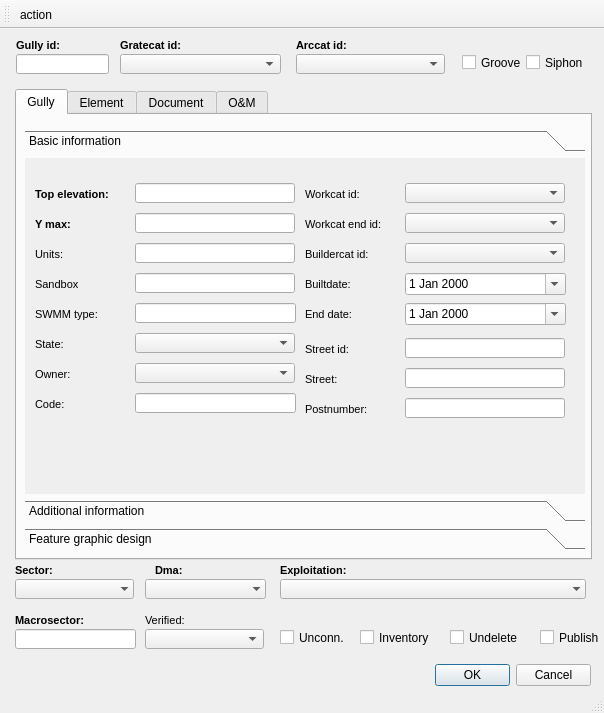
Above: ui/ud_man_gully.ui from Giswater/giswater_qgis_plugin before the change. Below: the same form after it.
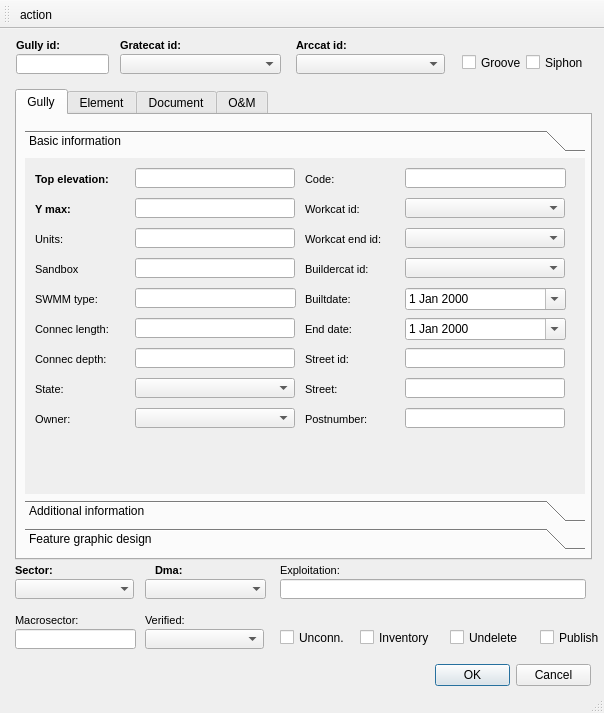
That is the form after the change. Icons and pictures are not drawn.

Commit message: Add new tabs on ws_node, change fields style

```diff
--- a/ui/ud_man_gully.ui
+++ b/ui/ud_man_gully.ui
@@ -151,9 +151,9 @@
     <property name="font">
      <font>
       <pointsize>8</pointsize>
-      <weight>75</weight>
+      <weight>50</weight>
       <italic>false</italic>
-      <bold>true</bold>
+      <bold>false</bold>
      </font>
     </property>
     <property name="frameShape">
@@ -230,25 +230,6 @@
      <string/>
     </property>
    </widget>
-   <widget class="QComboBox" name="expl_id">
-    <property name="geometry">
-     <rect>
-      <x>280</x>
-      <y>550</y>
-      <width>306</width>
-      <height>20</height>
-     </rect>
-    </property>
-    <property name="autoFillBackground">
-     <bool>true</bool>
-    </property>
-    <property name="maxVisibleItems">
-     <number>8</number>
-    </property>
-    <property name="frame">
-     <bool>false</bool>
-    </property>
-   </widget>
    <widget class="QCheckBox" name="undelete">
     <property name="geometry">
      <rect>
@@ -274,9 +255,9 @@
     <property name="font">
      <font>
       <pointsize>8</pointsize>
-      <weight>75</weight>
+      <weight>50</weight>
       <italic>false</italic>
-      <bold>true</bold>
+      <bold>false</bold>
      </font>
     </property>
     <property name="frameShape">
@@ -449,7 +430,7 @@
         <property name="geometry">
          <rect>
           <x>280</x>
-          <y>115</y>
+          <y>130</y>
           <width>90</width>
           <height>22</height>
          </rect>
@@ -482,7 +463,7 @@
         <property name="geometry">
          <rect>
           <x>110</x>
-          <y>175</y>
+          <y>220</y>
           <width>160</width>
           <height>20</height>
          </rect>
@@ -492,7 +473,7 @@
         <property name="geometry">
          <rect>
           <x>380</x>
-          <y>115</y>
+          <y>130</y>
           <width>161</width>
           <height>22</height>
          </rect>
@@ -505,7 +486,7 @@
         <property name="geometry">
          <rect>
           <x>380</x>
-          <y>55</y>
+          <y>70</y>
           <width>160</width>
           <height>20</height>
          </rect>
@@ -515,7 +496,7 @@
         <property name="geometry">
          <rect>
           <x>280</x>
-          <y>55</y>
+          <y>70</y>
           <width>90</width>
           <height>22</height>
          </rect>
@@ -548,7 +529,7 @@
         <property name="geometry">
          <rect>
           <x>280</x>
-          <y>85</y>
+          <y>100</y>
           <width>90</width>
           <height>22</height>
          </rect>
@@ -581,7 +562,7 @@
         <property name="geometry">
          <rect>
           <x>380</x>
-          <y>85</y>
+          <y>100</y>
           <width>160</width>
           <height>20</height>
          </rect>
@@ -591,7 +572,7 @@
         <property name="geometry">
          <rect>
           <x>380</x>
-          <y>25</y>
+          <y>40</y>
           <width>160</width>
           <height>20</height>
          </rect>
@@ -601,7 +582,7 @@
         <property name="geometry">
          <rect>
           <x>10</x>
-          <y>55</y>
+          <y>40</y>
           <width>90</width>
           <height>22</height>
          </rect>
@@ -630,7 +611,7 @@
         <property name="geometry">
          <rect>
           <x>110</x>
-          <y>55</y>
+          <y>40</y>
           <width>160</width>
           <height>20</height>
          </rect>
@@ -640,7 +621,7 @@
         <property name="geometry">
          <rect>
           <x>10</x>
-          <y>25</y>
+          <y>10</y>
           <width>90</width>
           <height>22</height>
          </rect>
@@ -669,7 +650,7 @@
         <property name="geometry">
          <rect>
           <x>280</x>
-          <y>25</y>
+          <y>40</y>
           <width>90</width>
           <height>22</height>
          </rect>
@@ -702,7 +683,7 @@
         <property name="geometry">
          <rect>
           <x>10</x>
-          <y>175</y>
+          <y>220</y>
           <width>90</width>
           <height>22</height>
          </rect>
@@ -735,7 +716,7 @@
         <property name="geometry">
          <rect>
           <x>110</x>
-          <y>25</y>
+          <y>10</y>
           <width>160</width>
           <height>20</height>
          </rect>
@@ -745,7 +726,7 @@
         <property name="geometry">
          <rect>
           <x>110</x>
-          <y>205</y>
+          <y>250</y>
           <width>160</width>
           <height>20</height>
          </rect>
@@ -755,7 +736,7 @@
         <property name="geometry">
          <rect>
           <x>10</x>
-          <y>205</y>
+          <y>250</y>
           <width>90</width>
           <height>22</height>
          </rect>
@@ -788,7 +769,7 @@
         <property name="geometry">
          <rect>
           <x>10</x>
-          <y>115</y>
+          <y>100</y>
           <width>90</width>
           <height>22</height>
          </rect>
@@ -815,7 +796,7 @@
         <property name="geometry">
          <rect>
           <x>110</x>
-          <y>115</y>
+          <y>100</y>
           <width>160</width>
           <height>20</height>
          </rect>
@@ -825,7 +806,7 @@
         <property name="geometry">
          <rect>
           <x>10</x>
-          <y>85</y>
+          <y>70</y>
           <width>90</width>
           <height>22</height>
          </rect>
@@ -852,7 +833,7 @@
         <property name="geometry">
          <rect>
           <x>110</x>
-          <y>85</y>
+          <y>70</y>
           <width>160</width>
           <height>20</height>
          </rect>
@@ -862,7 +843,7 @@
         <property name="geometry">
          <rect>
           <x>10</x>
-          <y>145</y>
+          <y>130</y>
           <width>90</width>
           <height>22</height>
          </rect>
@@ -898,7 +879,7 @@
         <property name="geometry">
          <rect>
           <x>110</x>
-          <y>145</y>
+          <y>130</y>
           <width>161</width>
           <height>20</height>
          </rect>
@@ -916,8 +897,8 @@
        <widget class="QLabel" name="label_code">
         <property name="geometry">
          <rect>
-          <x>10</x>
-          <y>235</y>
+          <x>280</x>
+          <y>10</y>
           <width>90</width>
           <height>22</height>
          </rect>
@@ -952,8 +933,8 @@
        <widget class="QLineEdit" name="code">
         <property name="geometry">
          <rect>
-          <x>110</x>
-          <y>235</y>
+          <x>380</x>
+          <y>10</y>
           <width>161</width>
           <height>20</height>
          </rect>
@@ -972,7 +953,7 @@
         <property name="geometry">
          <rect>
           <x>280</x>
-          <y>145</y>
+          <y>160</y>
           <width>90</width>
           <height>22</height>
          </rect>
@@ -1005,7 +986,7 @@
         <property name="geometry">
          <rect>
           <x>380</x>
-          <y>145</y>
+          <y>160</y>
           <width>161</width>
           <height>22</height>
          </rect>
@@ -1018,7 +999,7 @@
         <property name="geometry">
          <rect>
           <x>380</x>
-          <y>240</y>
+          <y>250</y>
           <width>160</width>
           <height>20</height>
          </rect>
@@ -1037,7 +1018,7 @@
         <property name="geometry">
          <rect>
           <x>280</x>
-          <y>180</y>
+          <y>190</y>
           <width>90</width>
           <height>22</height>
          </rect>
@@ -1073,7 +1054,7 @@
         <property name="geometry">
          <rect>
           <x>380</x>
-          <y>180</y>
+          <y>190</y>
           <width>160</width>
           <height>20</height>
          </rect>
@@ -1092,7 +1073,7 @@
         <property name="geometry">
          <rect>
           <x>280</x>
-          <y>210</y>
+          <y>220</y>
           <width>131</width>
           <height>22</height>
          </rect>
@@ -1128,7 +1109,7 @@
         <property name="geometry">
          <rect>
           <x>380</x>
-          <y>210</y>
+          <y>220</y>
           <width>160</width>
           <height>20</height>
          </rect>
@@ -1147,7 +1128,7 @@
         <property name="geometry">
          <rect>
           <x>280</x>
-          <y>240</y>
+          <y>250</y>
           <width>131</width>
           <height>22</height>
          </rect>
@@ -1179,6 +1160,116 @@
          <number>3</number>
         </property>
        </widget>
+       <widget class="QLabel" name="label_connec_depth">
+        <property name="geometry">
+         <rect>
+          <x>10</x>
+          <y>190</y>
+          <width>131</width>
+          <height>22</height>
+         </rect>
+        </property>
+        <property name="font">
+         <font>
+          <pointsize>8</pointsize>
+         </font>
+        </property>
+        <property name="frameShape">
+         <enum>QFrame::NoFrame</enum>
+        </property>
+        <property name="frameShadow">
+         <enum>QFrame::Plain</enum>
+        </property>
+        <property name="text">
+         <string>Connec depth:</string>
+        </property>
+        <property name="textFormat">
+         <enum>Qt::AutoText</enum>
+        </property>
+        <property name="scaledContents">
+         <bool>false</bool>
+        </property>
+        <property name="alignment">
+         <set>Qt::AlignLeading|Qt::AlignLeft|Qt::AlignVCenter</set>
+        </property>
+        <property name="margin">
+         <number>3</number>
+        </property>
+       </widget>
+       <widget class="QLineEdit" name="connec_depth">
+        <property name="geometry">
+         <rect>
+          <x>110</x>
+          <y>190</y>
+          <width>160</width>
+          <height>20</height>
+         </rect>
+        </property>
+        <property name="inputMask">
+         <string/>
+        </property>
+        <property name="text">
+         <string/>
+        </property>
+        <property name="frame">
+         <bool>true</bool>
+        </property>
+       </widget>
+       <widget class="QLabel" name="label_connec_length">
+        <property name="geometry">
+         <rect>
+          <x>10</x>
+          <y>160</y>
+          <width>131</width>
+          <height>22</height>
+         </rect>
+        </property>
+        <property name="font">
+         <font>
+          <pointsize>8</pointsize>
+         </font>
+        </property>
+        <property name="frameShape">
+         <enum>QFrame::NoFrame</enum>
+        </property>
+        <property name="frameShadow">
+         <enum>QFrame::Plain</enum>
+        </property>
+        <property name="text">
+         <string>Connec length:</string>
+        </property>
+        <property name="textFormat">
+         <enum>Qt::AutoText</enum>
+        </property>
+        <property name="scaledContents">
+         <bool>false</bool>
+        </property>
+        <property name="alignment">
+         <set>Qt::AlignLeading|Qt::AlignLeft|Qt::AlignVCenter</set>
+        </property>
+        <property name="margin">
+         <number>3</number>
+        </property>
+       </widget>
+       <widget class="QLineEdit" name="connec_length">
+        <property name="geometry">
+         <rect>
+          <x>110</x>
+          <y>160</y>
+          <width>160</width>
+          <height>20</height>
+         </rect>
+        </property>
+        <property name="inputMask">
+         <string/>
+        </property>
+        <property name="text">
+         <string/>
+        </property>
+        <property name="frame">
+         <bool>true</bool>
+        </property>
+       </widget>
       </widget>
       <widget class="QWidget" name="page_14">
        <property name="geometry">
@@ -2573,6 +2664,22 @@
      <string>Inventory</string>
     </property>
    </widget>
+   <widget class="QLineEdit" name="expl_name">
+    <property name="geometry">
+     <rect>
+      <x>280</x>
+      <y>550</y>
+      <width>306</width>
+      <height>20</height>
+     </rect>
+    </property>
+    <property name="styleSheet">
+     <string notr="true">color: rgb(83, 83, 83);</string>
+    </property>
+    <property name="text">
+     <string/>
+    </property>
+   </widget>
   </widget>
   <widget class="QStatusBar" name="statusbar"/>
   <widget class="QToolBar" name="toolBar">
```
Left out of the diff: 13 changed lines with no effect on the pictures. The commit also changes 6 other files.
